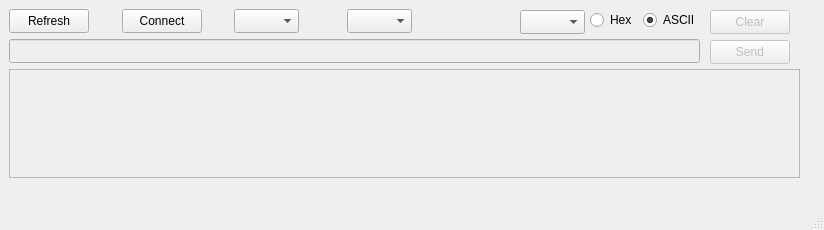
Qt form mainwindow.ui (IamMosiow/qt-serial-communication) before a commit.
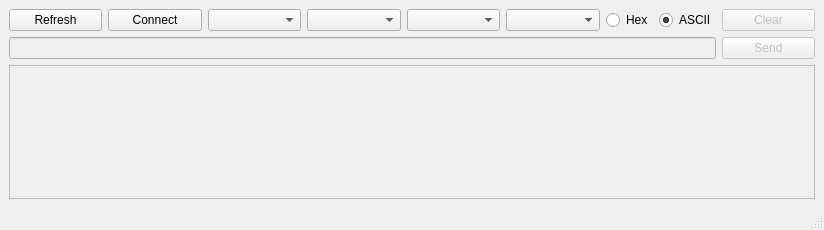
The same form after that commit.

Commit message: added parity options

What changed in the file:
```diff
--- a/mainwindow.ui
+++ b/mainwindow.ui
@@ -14,129 +14,34 @@
    <string>MainWindow</string>
   </property>
   <widget class="QWidget" name="centralwidget">
+   <layout class="QGridLayout" name="gridLayout">
+    <item row="0" column="0">
    <widget class="QPushButton" name="pbRefresh">
-    <property name="geometry">
-     <rect>
-      <x>9</x>
-      <y>9</y>
-      <width>80</width>
-      <height>24</height>
-     </rect>
-    </property>
     <property name="text">
      <string>Refresh</string>
     </property>
    </widget>
+    </item>
+    <item row="0" column="1">
    <widget class="QPushButton" name="pbConnect">
-    <property name="geometry">
-     <rect>
-      <x>122</x>
-      <y>9</y>
-      <width>80</width>
-      <height>24</height>
-     </rect>
-    </property>
     <property name="text">
      <string>Connect</string>
     </property>
    </widget>
-   <widget class="QComboBox" name="cbComPort">
-    <property name="geometry">
-     <rect>
-      <x>234</x>
-      <y>9</y>
-      <width>65</width>
-      <height>24</height>
-     </rect>
-    </property>
-   </widget>
-   <widget class="QComboBox" name="cbBaudRate">
-    <property name="geometry">
-     <rect>
-      <x>347</x>
-      <y>9</y>
-      <width>65</width>
-      <height>24</height>
-     </rect>
-    </property>
-   </widget>
-   <widget class="QPushButton" name="pbClear">
-    <property name="enabled">
-     <bool>false</bool>
-    </property>
-    <property name="geometry">
-     <rect>
-      <x>710</x>
-      <y>10</y>
-      <width>80</width>
-      <height>24</height>
-     </rect>
-    </property>
-    <property name="text">
-     <string>Clear</string>
-    </property>
-   </widget>
-   <widget class="QLineEdit" name="leInputData">
-    <property name="enabled">
-     <bool>false</bool>
-    </property>
-    <property name="geometry">
-     <rect>
-      <x>9</x>
-      <y>39</y>
-      <width>691</width>
-      <height>24</height>
-     </rect>
-    </property>
-   </widget>
-   <widget class="QPushButton" name="pbSend">
-    <property name="enabled">
-     <bool>false</bool>
-    </property>
-    <property name="geometry">
-     <rect>
-      <x>710</x>
-      <y>40</y>
-      <width>80</width>
-      <height>24</height>
-     </rect>
-    </property>
-    <property name="text">
-     <string>Send</string>
-    </property>
-   </widget>
-   <widget class="QPlainTextEdit" name="pteReceivedData">
-    <property name="enabled">
-     <bool>false</bool>
-    </property>
-    <property name="geometry">
-     <rect>
-      <x>9</x>
-      <y>69</y>
-      <width>791</width>
-      <height>109</height>
-     </rect>
-    </property>
-   </widget>
-   <widget class="QComboBox" name="cbStopBit">
-    <property name="geometry">
-     <rect>
-      <x>520</x>
-      <y>10</y>
-      <width>65</width>
-      <height>24</height>
-     </rect>
-    </property>
-   </widget>
-   <widget class="QWidget" name="">
-    <property name="geometry">
-     <rect>
-      <x>590</x>
-      <y>9</y>
-      <width>104</width>
-      <height>23</height>
-     </rect>
-    </property>
+    </item>
+    <item row="0" column="2">
+     <widget class="QComboBox" name="cbComPort"/>
+    </item>
+    <item row="0" column="3">
+     <widget class="QComboBox" name="cbBaudRate"/>
+    </item>
+    <item row="0" column="4">
+     <widget class="QComboBox" name="cbParity"/>
+    </item>
+    <item row="0" column="5">
+     <widget class="QComboBox" name="cbStopBit"/>
+    </item>
+    <item row="0" column="6">
     <layout class="QHBoxLayout" name="horizontalLayout">
      <item>
       <widget class="QRadioButton" name="rbHex">
@@ -165,7 +70,42 @@
       </widget>
      </item>
     </layout>
-   </widget>
+    </item>
+    <item row="0" column="7">
+     <widget class="QPushButton" name="pbClear">
+      <property name="enabled">
+       <bool>false</bool>
+      </property>
+      <property name="text">
+       <string>Clear</string>
+      </property>
+     </widget>
+    </item>
+    <item row="1" column="0" colspan="7">
+     <widget class="QLineEdit" name="leInputData">
+      <property name="enabled">
+       <bool>false</bool>
+      </property>
+     </widget>
+    </item>
+    <item row="1" column="7">
+     <widget class="QPushButton" name="pbSend">
+      <property name="enabled">
+       <bool>false</bool>
+      </property>
+      <property name="text">
+       <string>Send</string>
+      </property>
+     </widget>
+    </item>
+    <item row="2" column="0" colspan="8">
+     <widget class="QPlainTextEdit" name="pteReceivedData">
+      <property name="enabled">
+       <bool>false</bool>
+      </property>
+     </widget>
+    </item>
+   </layout>
   </widget>
   <widget class="QMenuBar" name="menubar">
    <property name="geometry">
```
Lines whose indentation alone changed are shown as unchanged. The commit also changes 1 other file.
